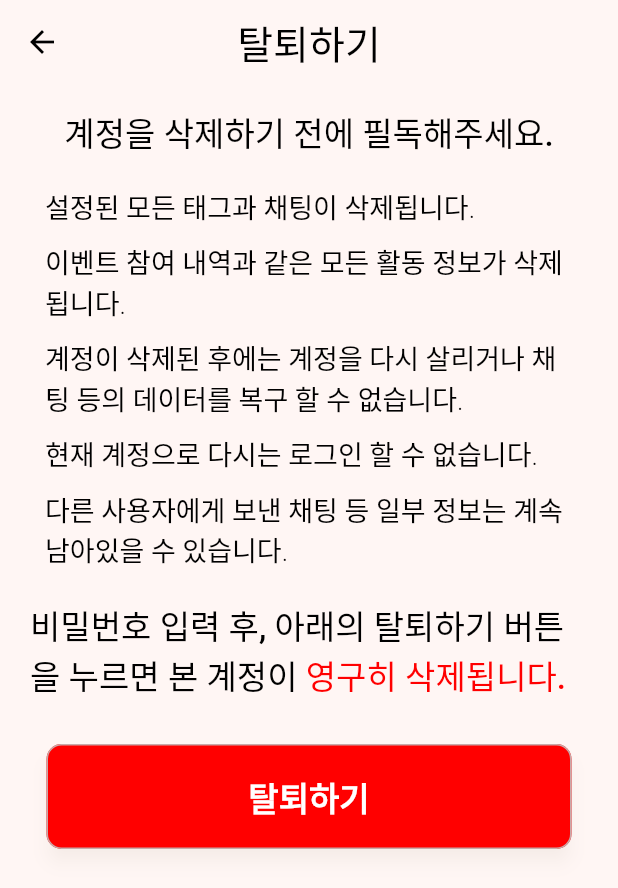
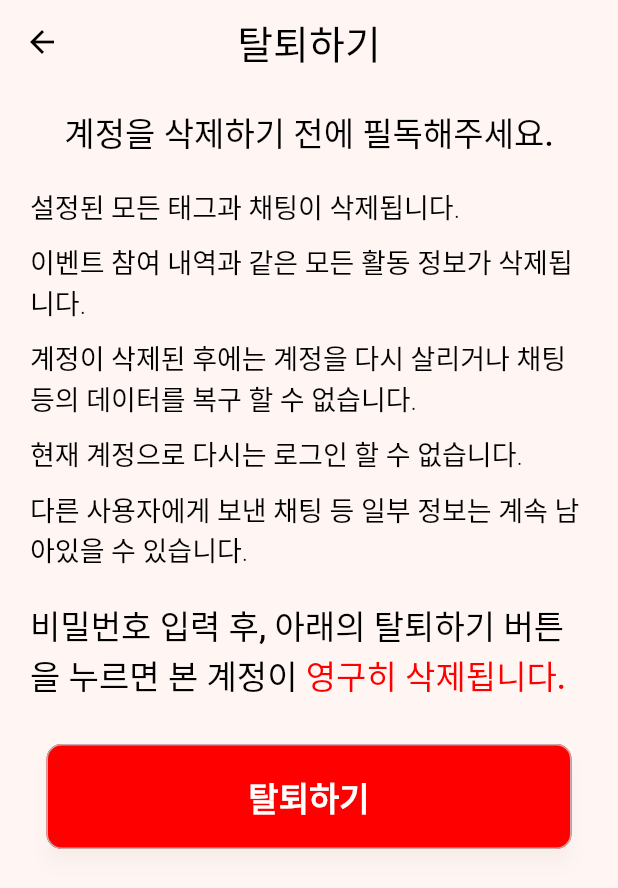
Before and after one commit to TEAM-LINRING/LINRING-FRONT, a Flutter app: the DeleteAccountScreen screen opened directly with empty values, on a phone screen of 412 x 824 dp. Shown: the top 888 px of the screen. Run offline on Flutter 3.47's test engine with Material 2 defaults, Android fonts, the phone set to English and light mode, and no system bars; our stand-ins replace carousel_slider, firebase_core, firebase_dynamic_links, flutter_dotenv, flutter_rating_bar, flutter_secure_storage; missing offline and left inert: omni_datetime_picker; accounts and stored records are empty; Roboto replaces fonts that are missing (Pretendard).

Commit message:
Fix: 탈퇴하기 페이지 깨짐 해결

```diff
--- a/lib/screens/delete_account.dart
+++ b/lib/screens/delete_account.dart
@@ -48,8 +48,9 @@ class _DeleteAccountScreenState extends State<DeleteAccountScreen> {
         title: '탈퇴하기',
       ),
       body: Container(
-        padding:
-            const EdgeInsets.only(left: 20.0, top: 15, bottom: 0, right: 20),
+        width: double.infinity,
+        height: double.infinity,
+        padding: const EdgeInsets.only(left: 20, top: 15, bottom: 0, right: 20),
         child: Column(
           mainAxisAlignment: MainAxisAlignment.start,
           children: [
@@ -68,8 +69,8 @@ class _DeleteAccountScreenState extends State<DeleteAccountScreen> {
               height: 20,
             ),
             Container(
-              padding: const EdgeInsets.fromLTRB(10, 0, 10, 0),
-              alignment: Alignment.centerRight,
+              // padding: const EdgeInsets.fromLTRB(10, 0, 10, 0),
+              alignment: Alignment.center,
               child: const Column(
                 crossAxisAlignment: CrossAxisAlignment.baseline,
                 textBaseline: TextBaseline.alphabetic,
```
